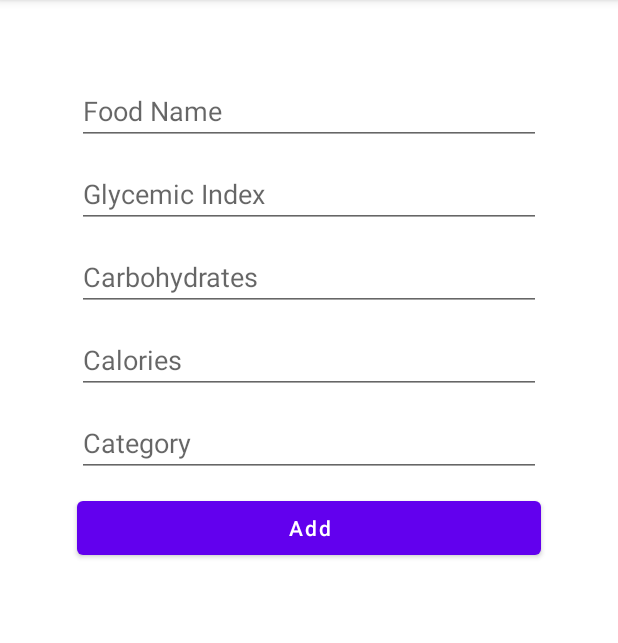
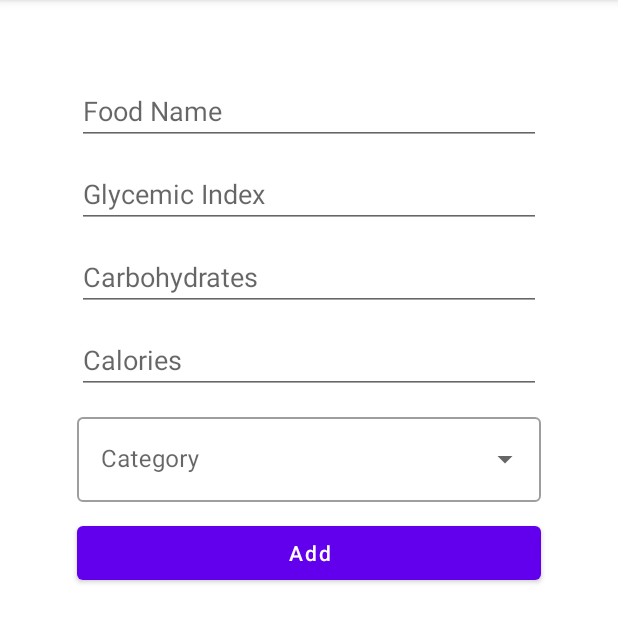
Before and after one commit to metehanbolatt/GilesemicIndexApp, an Android app: the AddFragment screen opened through its navigation route, on a phone screen of 412 x 824 dp, the part 84-727 px from its top. Run offline under Robolectric (Android 15) with nearby library versions, the phone set to English and light mode, and no system bars; our stand-ins replace Room's generated code; network calls fail; 1 statement that could not run was skipped.

Commit message:
Category düzeltme ve ekleme başarıyla çalışıyor.

```diff
--- a/app/src/main/java/com/metehanbolat/gliserichomework/roomdatabase/FoodFeaturesDao.kt
+++ b/app/src/main/java/com/metehanbolat/gliserichomework/roomdatabase/FoodFeaturesDao.kt
@@ -18,9 +18,6 @@ interface FoodFeaturesDao {
     @Delete
     suspend fun deleteFoodFeatures(foodFeaturesModel: FoodFeaturesModel)
 
-    @Insert(onConflict = OnConflictStrategy.IGNORE)
-    suspend fun addTitle(categoryModel: CategoryModel)
-
     @Query("SELECT * FROM food_features WHERE foodName LIKE :searchQuery OR glycemicIndex LIKE :searchQuery OR carbohydrates LIKE :searchQuery OR calories LIKE :searchQuery")
     fun searchDatabase(searchQuery: String) : LiveData<List<FoodFeaturesModel>>
 
@@ -31,4 +28,10 @@ interface FoodFeaturesDao {
     @Query("SELECT * FROM food_features_category WHERE category = :category")
     suspend fun getCategoryWithFoodFeatures(category: String): List<CategoryWithFoodFeatures>
 
+    @Insert(onConflict = OnConflictStrategy.IGNORE)
+    suspend fun addCategory(categoryModel: CategoryModel)
+
+    @Query("SELECT * FROM food_features_category ORDER BY category ASC")
+    fun readAllCategories(): LiveData<List<CategoryModel>>
+
 }
--- a/app/src/main/java/com/metehanbolat/gliserichomework/view/fragment/AddFragment.kt
+++ b/app/src/main/java/com/metehanbolat/gliserichomework/view/fragment/AddFragment.kt
@@ -1,15 +1,15 @@
 package com.metehanbolat.gliserichomework.view.fragment
 
 import android.os.Bundle
+import android.view.*
+import android.widget.ArrayAdapter
 import androidx.fragment.app.Fragment
-import android.view.LayoutInflater
-import android.view.View
-import android.view.ViewGroup
 import android.widget.Toast
 import androidx.lifecycle.ViewModelProvider
 import androidx.navigation.fragment.findNavController
 import com.metehanbolat.gliserichomework.R
 import com.metehanbolat.gliserichomework.databinding.FragmentAddBinding
+import com.metehanbolat.gliserichomework.model.CategoryModel
 import com.metehanbolat.gliserichomework.model.FoodFeaturesModel
 import com.metehanbolat.gliserichomework.viewmodel.CommonViewModel
 
@@ -37,7 +37,18 @@ class AddFragment : Fragment() {
 
         binding.addButton.setOnClickListener {
             insertDataToDatabase()
+            insertCategoryToDatabase()
         }
+
+        commonViewModel.readAllCategory.observe(viewLifecycleOwner) { categoryModelList ->
+            val categoryList = arrayListOf<String>()
+            categoryModelList.forEach { categoryModel ->
+                categoryList.add(categoryModel.category)
+            }
+            val arrayAdapter = ArrayAdapter(requireContext(), R.layout.dropdown_item, categoryList)
+            binding.category.setAdapter(arrayAdapter)
+        }
+
     }
 
     override fun onDestroyView() {
@@ -50,11 +61,18 @@ class AddFragment : Fragment() {
         val glycemicIndex = binding.glycemicIndex.text.toString()
         val carbohydrates = binding.carbohydrates.text.toString()
         val calories = binding.calories.text.toString()
+        val category = binding.category.text.toString()
 
-        val foodFeatures = FoodFeaturesModel(0, foodName, glycemicIndex, carbohydrates, calories, "deneme")
+        val foodFeatures = FoodFeaturesModel(0, foodName, glycemicIndex, carbohydrates, calories, category)
         commonViewModel.addFoodFeatures(foodFeatures)
         Toast.makeText(requireContext(), "Successfully added!", Toast.LENGTH_SHORT).show()
         findNavController().navigate(R.id.action_addUpdateFragment_to_mainFragment)
     }
 
+    private fun insertCategoryToDatabase() {
+        val category = binding.category.text.toString()
+        val categoryModel = CategoryModel(category, 999)
+        commonViewModel.addCategory(categoryModel)
+    }
+
 }
--- a/app/src/main/java/com/metehanbolat/gliserichomework/view/fragment/MainFragment.kt
+++ b/app/src/main/java/com/metehanbolat/gliserichomework/view/fragment/MainFragment.kt
@@ -74,7 +74,7 @@ class MainFragment : Fragment() {
                                             if (index == dataList[i].length - 1) {
                                                 tableList.add(dataList[i])
                                                 categoryList.add(CategoryModel(dataList[i], i))
-                                                commonViewModel.addTitle(CategoryModel(dataList[i], i))
+                                                commonViewModel.addCategory(CategoryModel(dataList[i], i))
                                             }
                                         }
                                     }
--- a/app/src/main/java/com/metehanbolat/gliserichomework/viewmodel/CommonViewModel.kt
+++ b/app/src/main/java/com/metehanbolat/gliserichomework/viewmodel/CommonViewModel.kt
@@ -16,6 +16,8 @@ class CommonViewModel(application: Application) : AndroidViewModel(application)
 
     val firstDataList = MutableLiveData<ArrayList<String>>()
     val readAllData: LiveData<List<FoodFeaturesModel>>
+    val readAllCategory: LiveData<List<CategoryModel>>
+
     private val repository: FoodFeaturesRepository
 
     suspend fun getData(document: Document) {
@@ -35,17 +37,12 @@ class CommonViewModel(application: Application) : AndroidViewModel(application)
         val foodFeaturesDao = FoodFeaturesDatabase.getDatabase(application).foodFeaturesDao()
         repository = FoodFeaturesRepository(foodFeaturesDao)
         readAllData = repository.readAllData
+        readAllCategory = repository.readAllCategory
     }
 
     fun addFoodFeatures(foodFeaturesModel: FoodFeaturesModel) {
         viewModelScope.launch(Dispatchers.IO) {
             repository.addFoodFeatures(foodFeaturesModel)
-        }
-    }
-
-    fun addTitle(categoryModel: CategoryModel) {
-        viewModelScope.launch(Dispatchers.IO) {
-            repository.addTitle(categoryModel)
         }
     }
 
@@ -69,6 +66,12 @@ class CommonViewModel(application: Application) : AndroidViewModel(application)
         }
     }
 
+    fun addCategory(categoryModel: CategoryModel) {
+        viewModelScope.launch(Dispatchers.IO) {
+            repository.addCategory(categoryModel)
+        }
+    }
+
 }
 
 fun <T> MutableLiveData<T>.notifyObserver() {
--- a/app/src/main/res/layout/fragment_add.xml
+++ b/app/src/main/res/layout/fragment_add.xml
@@ -54,17 +54,26 @@
         app:layout_constraintEnd_toEndOf="parent"
         app:layout_constraintTop_toBottomOf="@id/carbohydrates" />
 
-    <EditText
-        android:id="@+id/category"
+    <com.google.android.material.textfield.TextInputLayout
+        android:id="@+id/categoryLayout"
         android:layout_width="match_parent"
         android:layout_height="wrap_content"
-        android:hint="Category"
         android:layout_marginStart="50dp"
         android:layout_marginEnd="50dp"
         android:layout_marginTop="10dp"
+        style="@style/Widget.MaterialComponents.TextInputLayout.OutlinedBox.ExposedDropdownMenu"
         app:layout_constraintStart_toStartOf="parent"
         app:layout_constraintEnd_toEndOf="parent"
-        app:layout_constraintTop_toBottomOf="@id/calories" />
+        app:layout_constraintTop_toBottomOf="@id/calories">
+
+        <AutoCompleteTextView
+            android:id="@+id/category"
+            android:layout_width="match_parent"
+            android:layout_height="match_parent"
+            android:hint="Category"
+            android:layout_weight="1" />
+
+    </com.google.android.material.textfield.TextInputLayout>
 
     <Button
         android:id="@+id/addButton"
@@ -77,6 +86,6 @@
         android:layout_marginTop="10dp"
         app:layout_constraintStart_toStartOf="parent"
         app:layout_constraintEnd_toEndOf="parent"
-        app:layout_constraintTop_toBottomOf="@id/category" />
+        app:layout_constraintTop_toBottomOf="@id/categoryLayout" />
 
 </androidx.constraintlayout.widget.ConstraintLayout>
--- a/app/src/main/res/values/strings.xml
+++ b/app/src/main/res/values/strings.xml
@@ -3,4 +3,5 @@
     <!-- TODO: Remove or change this placeholder text -->
     <string name="hello_blank_fragment">Hello blank fragment</string>
     <string name="search">Search</string>
+
 </resources>
```
Also changed, not shown: app/src/main/java/com/metehanbolat/gliserichomework/repository/FoodFeaturesRepository.kt (+5 -4 lines), app/src/main/java/com/metehanbolat/gliserichomework/view/fragment/UpdateFragment.kt (+17 -0 lines), app/src/main/res/layout/dropdown_item.xml (added, +9 -0 lines), app/src/main/res/layout/fragment_update.xml (+14 -5 lines), app/src/main/res/menu/floating_context_menu.xml (added, +16 -0 lines).
